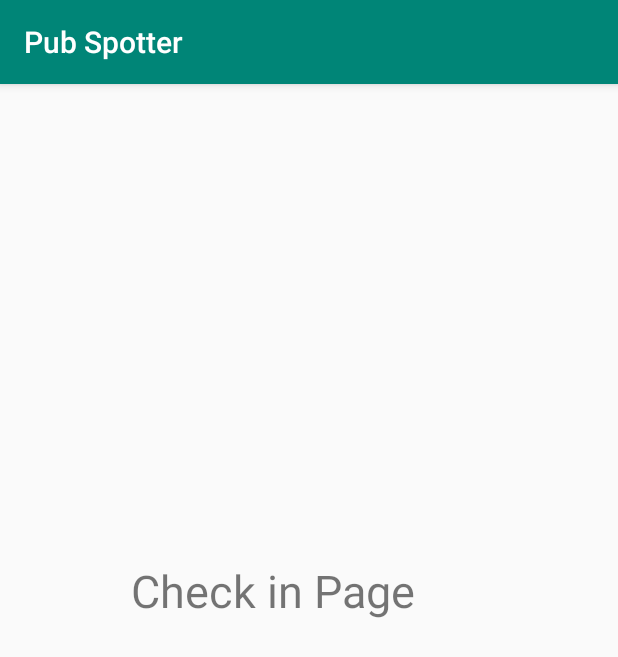
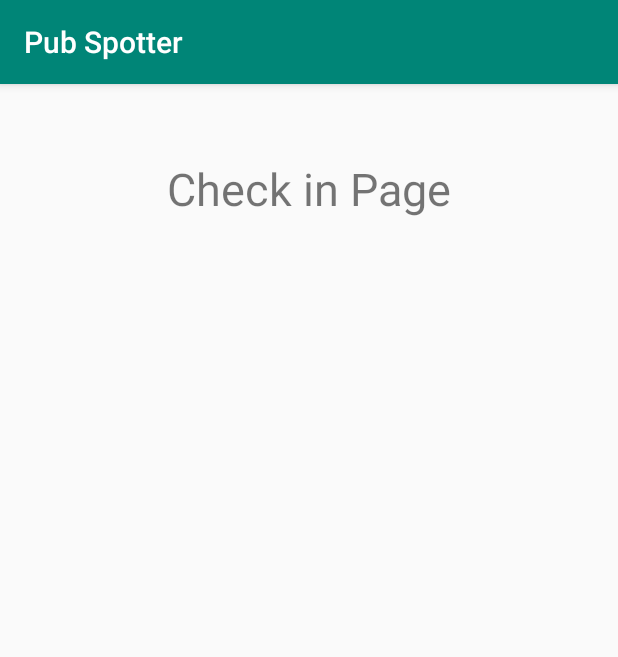
Before and after one commit to pubSpotterDev/Front_End, an Android app: the CheckActivity screen opened directly, with no data from a screen before it, on a phone screen of 412 x 824 dp. Shown: the top 657 px of the screen. Run offline under Robolectric (Android 15) with nearby library versions, the phone set to English and light mode, and no system bars.

Commit message:
changes to check activity

```diff
--- a/ProfDev1.2/app/src/main/java/com/example/profdev11/AccountActivity.java
+++ b/ProfDev1.2/app/src/main/java/com/example/profdev11/AccountActivity.java
@@ -37,7 +37,7 @@ public class AccountActivity extends AppCompatActivity {
         int age = intent.getIntExtra("AGE",18);
 
 
-        tvName.setText("Here are you account details");
+        tvName.setText("Here are your account details");
         tvAge.setText("You are "+age+" years old");
         tvPoints.setText("You have "+points+" pub points (pp)");
 
--- a/ProfDev1.2/app/src/main/java/com/example/profdev11/CheckActivity.java
+++ b/ProfDev1.2/app/src/main/java/com/example/profdev11/CheckActivity.java
@@ -1,13 +1,28 @@
 package com.example.profdev11;
 
+import android.content.Intent;
 import android.support.v7.app.AppCompatActivity;
 import android.os.Bundle;
 
 public class CheckActivity extends AppCompatActivity {
 
+    int age = 21;
+    String gender = "male";
     @Override
     protected void onCreate(Bundle savedInstanceState) {
         super.onCreate(savedInstanceState);
         setContentView(R.layout.activity_check);
+        Intent intent = getIntent();
+        int points = intent.getIntExtra("USERNAME",0);
+        points ++;
+
+        Intent intentAccount = new Intent(CheckActivity.this,AccountActivity.class);
+        Intent intentGet = getIntent();
+        String username = intentGet.getStringExtra("USERNAME");
+        intentAccount.putExtra("AGE",age);
+        intentAccount.putExtra("POINTS",points);
+        intentAccount.putExtra("GENDER",gender);
+        startActivity(intentAccount);
+
     }
 }
--- a/ProfDev1.2/app/src/main/res/layout/activity_account.xml
+++ b/ProfDev1.2/app/src/main/res/layout/activity_account.xml
@@ -23,13 +23,13 @@
     <TextView
         android:id="@+id/tvName"
         android:layout_width="285dp"
-        android:layout_height="54dp"
+        android:layout_height="71dp"
         android:layout_marginStart="8dp"
         android:layout_marginTop="8dp"
         android:layout_marginEnd="8dp"
         android:layout_marginBottom="8dp"
         android:textAlignment="center"
-        android:textSize="30sp"
+        android:textSize="24sp"
         app:layout_constraintBottom_toBottomOf="parent"
         app:layout_constraintEnd_toEndOf="parent"
         app:layout_constraintHorizontal_bias="0.509"
--- a/ProfDev1.2/app/src/main/res/layout/activity_check.xml
+++ b/ProfDev1.2/app/src/main/res/layout/activity_check.xml
@@ -9,15 +9,18 @@
     <TextView
         android:id="@+id/tvLabel"
         android:layout_width="238dp"
-        android:layout_height="134dp"
+        android:layout_height="69dp"
         android:layout_marginStart="8dp"
         android:layout_marginTop="8dp"
         android:layout_marginEnd="8dp"
         android:layout_marginBottom="8dp"
         android:text="Check in Page"
+        android:textAlignment="center"
         android:textSize="30sp"
         app:layout_constraintBottom_toBottomOf="parent"
         app:layout_constraintEnd_toEndOf="parent"
+        app:layout_constraintHorizontal_bias="0.496"
         app:layout_constraintStart_toStartOf="parent"
-        app:layout_constraintTop_toTopOf="parent" />
+        app:layout_constraintTop_toTopOf="parent"
+        app:layout_constraintVertical_bias="0.061" />
 </android.support.constraint.ConstraintLayout>
--- a/ProfDev1.2/app/src/main/res/layout/activity_nav.xml
+++ b/ProfDev1.2/app/src/main/res/layout/activity_nav.xml
@@ -24,7 +24,7 @@
     <TextView
         android:id="@+id/tvGreeting"
         android:layout_width="333dp"
-        android:layout_height="62dp"
+        android:layout_height="99dp"
         android:layout_marginStart="8dp"
         android:layout_marginTop="8dp"
         android:layout_marginEnd="8dp"
@@ -40,7 +40,7 @@
     <TextView
         android:id="@+id/tvPoints"
         android:layout_width="329dp"
-        android:layout_height="82dp"
+        android:layout_height="61dp"
         android:layout_marginStart="102dp"
         android:layout_marginTop="8dp"
         android:layout_marginEnd="103dp"
@@ -52,7 +52,7 @@
         app:layout_constraintHorizontal_bias="0.495"
         app:layout_constraintStart_toStartOf="parent"
         app:layout_constraintTop_toBottomOf="@+id/tvGreeting"
-        app:layout_constraintVertical_bias="0.022" />
+        app:layout_constraintVertical_bias="0.044" />
 
     <TextView
         android:id="@+id/tvPubLabel"
```
Also changed, not shown: ProfDev1.2/app/src/main/java/com/example/profdev11/MapsActivity.java (+4 -4 lines).
